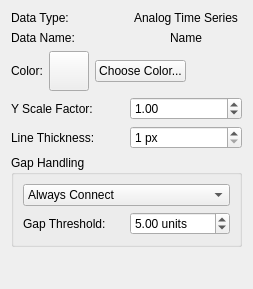
The window that src/WhiskerToolbox/DataViewer_Widget/AnalogTimeSeries/AnalogViewer_Widget.ui (paulmthompson/WhiskerToolbox) describes before a commit, drawn with Qt 5.
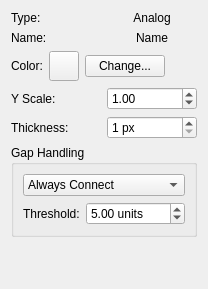
The same window after the commit.

Commit message: fixing layout of dataviewer side panel

What changed in the file:
```diff
--- a/src/WhiskerToolbox/DataViewer_Widget/AnalogTimeSeries/AnalogViewer_Widget.ui
+++ b/src/WhiskerToolbox/DataViewer_Widget/AnalogTimeSeries/AnalogViewer_Widget.ui
@@ -6,7 +6,7 @@
    <rect>
     <x>0</x>
     <y>0</y>
-    <width>253</width>
+    <width>200</width>
     <height>289</height>
    </rect>
   </property>
@@ -19,14 +19,14 @@
      <item>
       <widget class="QLabel" name="label_2">
        <property name="text">
-        <string>Data Type:</string>
+        <string>Type:</string>
        </property>
       </widget>
      </item>
      <item>
       <widget class="QLabel" name="label">
        <property name="text">
-        <string>Analog Time Series</string>
+        <string>Analog</string>
        </property>
        <property name="alignment">
         <set>Qt::AlignmentFlag::AlignCenter</set>
@@ -40,7 +40,7 @@
      <item>
       <widget class="QLabel" name="label_3">
        <property name="text">
-        <string>Data Name:</string>
+        <string>Name:</string>
        </property>
       </widget>
      </item>
@@ -69,14 +69,14 @@
       <widget class="QPushButton" name="color_display_button">
        <property name="minimumSize">
         <size>
-         <width>40</width>
-         <height>40</height>
+         <width>30</width>
+         <height>30</height>
         </size>
        </property>
        <property name="maximumSize">
         <size>
-         <width>40</width>
-         <height>40</height>
+         <width>30</width>
+         <height>30</height>
         </size>
        </property>
        <property name="text">
@@ -87,7 +87,7 @@
      <item>
       <widget class="QPushButton" name="color_button">
        <property name="text">
-        <string>Choose Color...</string>
+        <string>Change...</string>
        </property>
       </widget>
      </item>
@@ -111,7 +111,7 @@
      <item>
       <widget class="QLabel" name="scale_label">
        <property name="text">
-        <string>Y Scale Factor:</string>
+        <string>Y Scale:</string>
        </property>
       </widget>
      </item>
@@ -138,7 +138,7 @@
      <item>
       <widget class="QLabel" name="line_thickness_label">
        <property name="text">
-        <string>Line Thickness:</string>
+        <string>Thickness:</string>
        </property>
       </widget>
      </item>
@@ -190,7 +190,7 @@
         <item>
          <widget class="QLabel" name="threshold_label">
           <property name="text">
-           <string>Gap Threshold:</string>
+           <string>Threshold:</string>
           </property>
          </widget>
         </item>
```
The commit also changes 5 other files.
